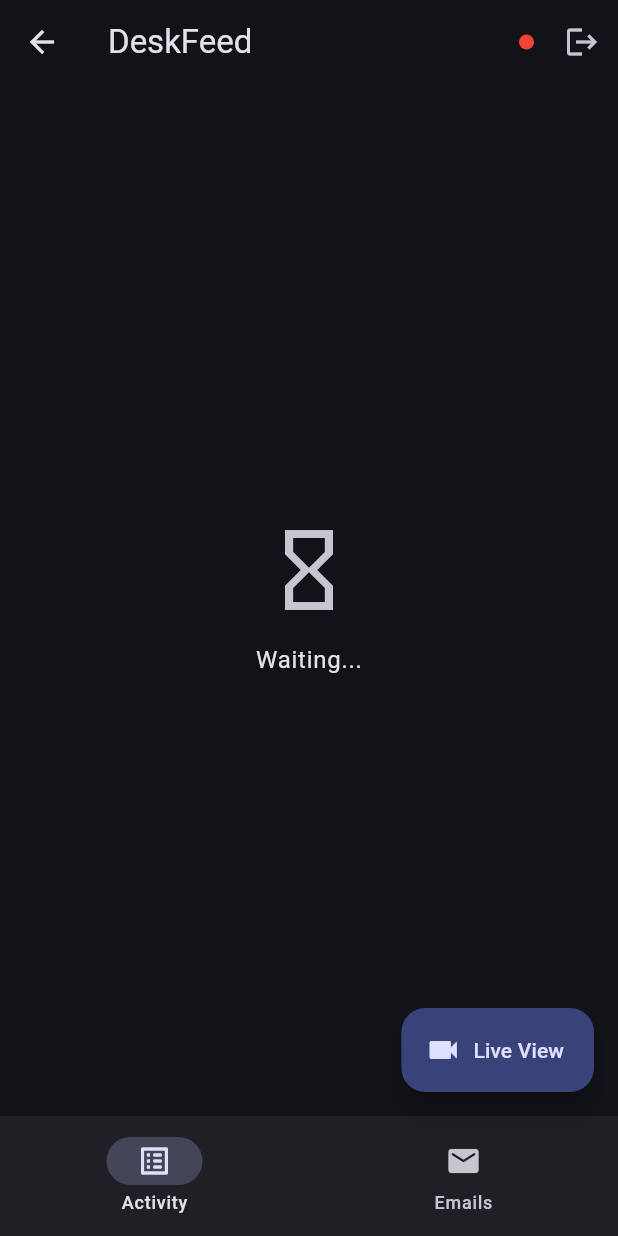
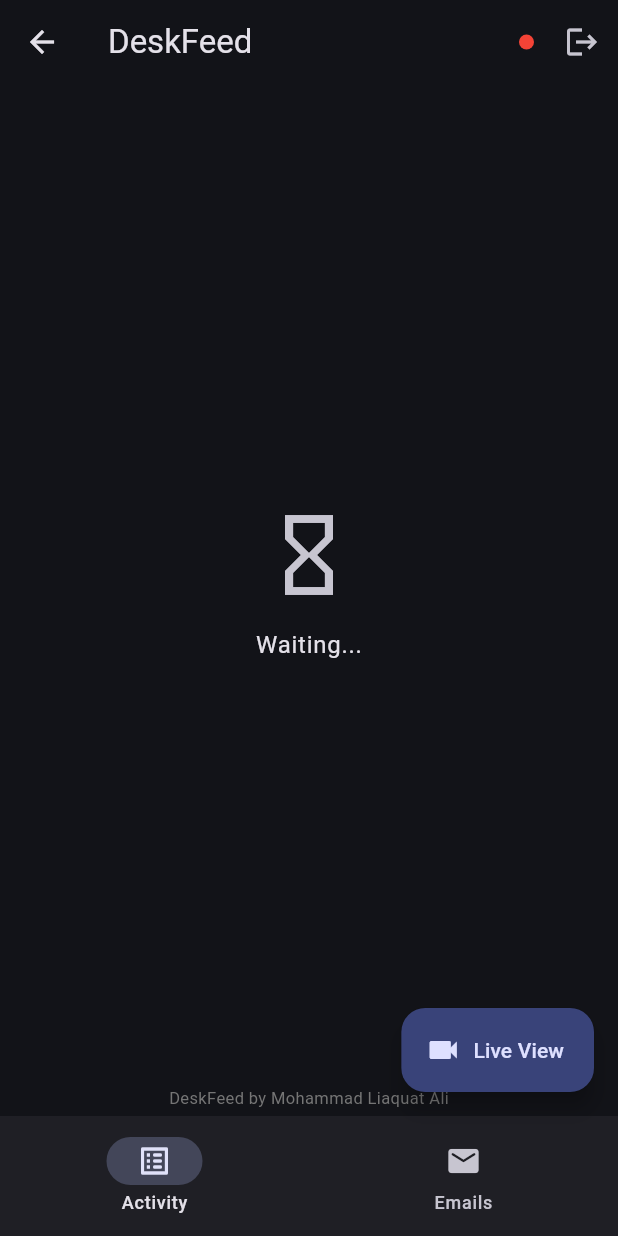
Before and after one commit to Decussate-muskusgrass907/DeskFeed, a Flutter app: the DashboardScreen screen opened directly, on a phone screen of 412 x 824 dp. Run offline on Flutter 3.47's test engine with Material 3 defaults, Android fonts, the phone set to English and light mode, and no system bars; our stand-ins replace firebase_core, firebase_messaging, flutter_local_notifications, shared_preferences; missing offline and left inert: flutter_sound; accounts and stored records are empty.

Commit message:
Add author credit: Mohammad Liaquat Ali

```diff
--- a/DeskFeed Mobile/lib/screens/dashboard_screen.dart
+++ b/DeskFeed Mobile/lib/screens/dashboard_screen.dart
@@ -62,11 +62,24 @@
           ),
         ],
       ),
-      body: IndexedStack(
-        index: _tab,
+      body: Column(
         children: [
-          _buildActivity(ws),
-          _buildEmail(ws),
+          Expanded(
+            child: IndexedStack(
+              index: _tab,
+              children: [
+                _buildActivity(ws),
+                _buildEmail(ws),
+              ],
+            ),
+          ),
+          Padding(
+            padding: const EdgeInsets.only(bottom: 4),
+            child: Text(
+              'DeskFeed by Mohammad Liaquat Ali',
+              style: TextStyle(fontSize: 11, color: Colors.grey.shade600),
+            ),
+          ),
         ],
       ),
       floatingActionButton: FloatingActionButton.extended(
```
Also changed, not shown: 2 other files.
